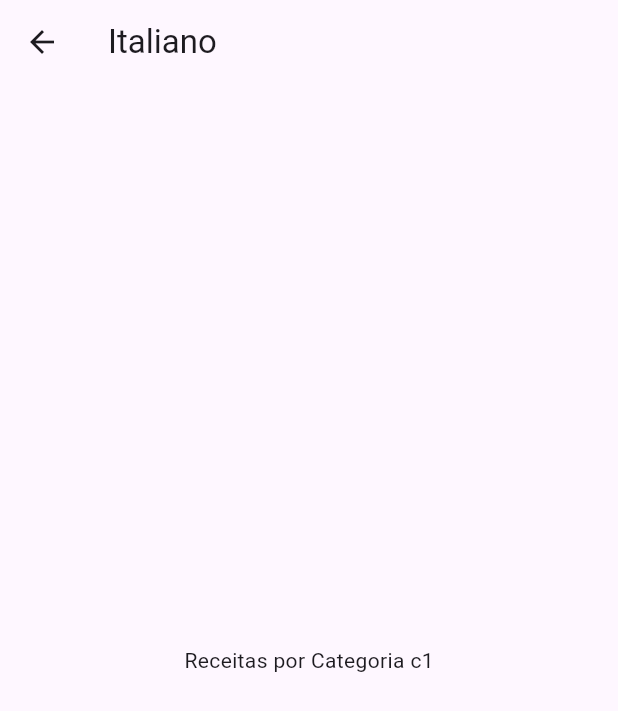
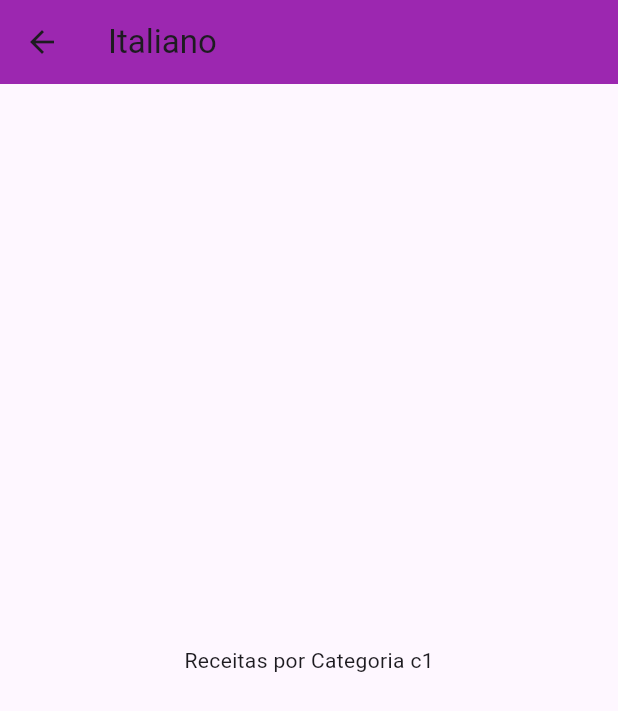
Before and after one commit to TarsisGuerra/multi-screenApp, a Flutter app: the screen it shows after launch, after a tap on "Italiano", on a phone screen of 412 x 824 dp. Shown: the top 711 px of the screen. Run offline on Flutter 3.47's test engine with Material 3 defaults, Android fonts, the phone set to English and light mode, and no system bars.

```diff
--- a/lib/components/category_item.dart
+++ b/lib/components/category_item.dart
@@ -1,8 +1,7 @@
 import 'package:flutter/material.dart';
 
 import '../models/category.dart';
-
-import '../screens/categories_meals_screen.dart';
+import '../utils/app_routes.dart';
 
 class CategoryItem extends StatelessWidget {
   final Category category;
@@ -10,13 +9,9 @@ class CategoryItem extends StatelessWidget {
   const CategoryItem(this.category, {super.key});
 
   void _selectCategory(BuildContext context) {
-    Navigator.of(context).push(
-      MaterialPageRoute(
-        builder: (_) {
-          return CategoriesMealsScreen(category);
-        },
-      ),
-    );
+    Navigator.of(
+      context,
+    ).pushNamed(AppRoutes.CATEGORIES_MEALS, arguments: category);
   }
 
   @override
--- a/lib/main.dart
+++ b/lib/main.dart
@@ -1,5 +1,7 @@
 import 'package:flutter/material.dart';
 import 'screens/categories_screens.dart';
+import 'screens/categories_meals_screen.dart';
+import 'utils/app_routes.dart';
 
 void main() {
   runApp(const MyApp());
@@ -23,7 +25,11 @@ class MyApp extends StatelessWidget {
           titleMedium: TextStyle(fontSize: 20, fontFamily: 'RobotoCondensed'),
         ),
       ),
-      home: CategoriesScreen(),
+
+      routes: {
+        AppRoutes.HOME: (ctx) => CategoriesScreen(),
+        AppRoutes.CATEGORIES_MEALS: (ctx) => CategoriesMealsScreen(),
+      },
     );
   }
 }
--- a/lib/screens/categories_meals_screen.dart
+++ b/lib/screens/categories_meals_screen.dart
@@ -3,14 +3,15 @@ import 'package:flutter/material.dart';
 import '../models/category.dart';
 
 class CategoriesMealsScreen extends StatelessWidget {
-  final Category category;
-
-  const CategoriesMealsScreen(this.category, {super.key});
-
   @override
   Widget build(BuildContext context) {
+    final category = ModalRoute.of(context)?.settings.arguments as Category;
+
     return Scaffold(
-      appBar: AppBar(title: Text(category.title)),
+      appBar: AppBar(
+        title: Text(category.title),
+        backgroundColor: category.color,
+      ),
       body: Center(child: Text('Receitas por Categoria ${category.id}')),
     );
   }
--- /dev/null
+++ b/lib/utils/app_routes.dart
@@ -0,0 +1,4 @@
+class AppRoutes {
+  static const HOME = '/';
+  static const CATEGORIES_MEALS = '/categories-meals';
+}
```
